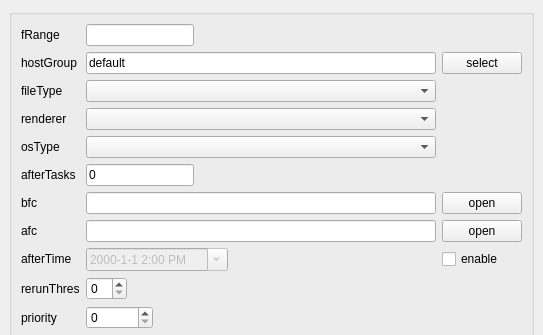
The window that rbhusUI/lib/rbhusEditMultiMod.ui (aumanimationstudios/rbhus) describes before a commit, drawn with Qt 5; both pictures show x 0 to 543 and y 0 to 335 of the 543 by 523 pixel window.
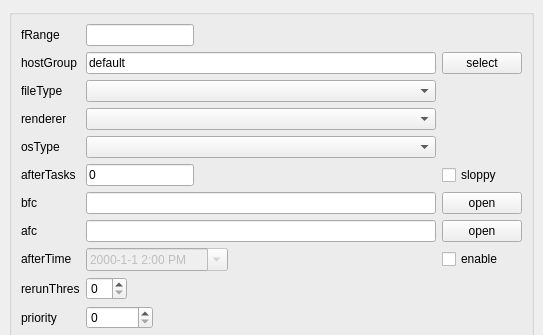
The same window after the commit.

```diff
--- a/rbhusUI/lib/rbhusEditMultiMod.ui
+++ b/rbhusUI/lib/rbhusEditMultiMod.ui
@@ -486,6 +486,13 @@
          </property>
         </widget>
        </item>
+       <item row="7" column="2">
+        <widget class="QCheckBox" name="checkSloppy">
+         <property name="text">
+          <string>sloppy</string>
+         </property>
+        </widget>
+       </item>
       </layout>
      </widget>
     </item>
```
